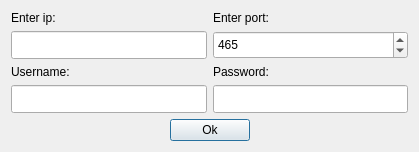
Qt form Lab4/SMTPSender/portdialog.ui (rodimov/NetworksLabs_SUT) before a commit.
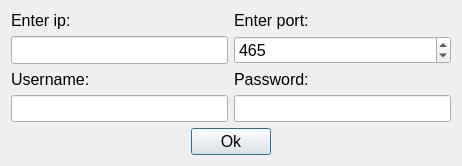
The same form after that commit.

Commit message: portdialog fonts resize

```diff
--- a/Lab4/SMTPSender/portdialog.ui
+++ b/Lab4/SMTPSender/portdialog.ui
@@ -6,8 +6,8 @@
    <rect>
     <x>0</x>
     <y>0</y>
-    <width>419</width>
-    <height>152</height>
+    <width>462</width>
+    <height>165</height>
    </rect>
   </property>
   <property name="windowTitle">
@@ -24,6 +24,11 @@
          <verstretch>0</verstretch>
         </sizepolicy>
        </property>
+       <property name="font">
+        <font>
+         <pointsize>12</pointsize>
+        </font>
+       </property>
        <property name="text">
         <string>Enter port:</string>
        </property>
@@ -37,6 +42,11 @@
          <verstretch>0</verstretch>
         </sizepolicy>
        </property>
+       <property name="font">
+        <font>
+         <pointsize>12</pointsize>
+        </font>
+       </property>
        <property name="minimum">
         <number>1</number>
        </property>
@@ -60,6 +70,11 @@
          <verstretch>0</verstretch>
         </sizepolicy>
        </property>
+       <property name="font">
+        <font>
+         <pointsize>12</pointsize>
+        </font>
+       </property>
        <property name="text">
         <string>Enter ip:</string>
        </property>
@@ -73,6 +88,11 @@
          <verstretch>0</verstretch>
         </sizepolicy>
        </property>
+       <property name="font">
+        <font>
+         <pointsize>12</pointsize>
+        </font>
+       </property>
       </widget>
      </item>
     </layout>
@@ -94,6 +114,11 @@
      </item>
      <item>
       <widget class="QPushButton" name="ok">
+       <property name="font">
+        <font>
+         <pointsize>12</pointsize>
+        </font>
+       </property>
        <property name="text">
         <string>Ok</string>
        </property>
@@ -118,6 +143,11 @@
     <layout class="QVBoxLayout" name="verticalLayout_3">
      <item>
       <widget class="QLabel" name="label_3">
+       <property name="font">
+        <font>
+         <pointsize>12</pointsize>
+        </font>
+       </property>
        <property name="text">
         <string>Username:</string>
        </property>
@@ -131,6 +161,11 @@
          <verstretch>0</verstretch>
         </sizepolicy>
        </property>
+       <property name="font">
+        <font>
+         <pointsize>12</pointsize>
+        </font>
+       </property>
       </widget>
      </item>
     </layout>
@@ -139,6 +174,11 @@
     <layout class="QVBoxLayout" name="verticalLayout_4">
      <item>
       <widget class="QLabel" name="label_4">
+       <property name="font">
+        <font>
+         <pointsize>12</pointsize>
+        </font>
+       </property>
        <property name="text">
         <string>Password:</string>
        </property>
@@ -152,6 +192,11 @@
          <verstretch>0</verstretch>
         </sizepolicy>
        </property>
+       <property name="font">
+        <font>
+         <pointsize>12</pointsize>
+        </font>
+       </property>
        <property name="echoMode">
         <enum>QLineEdit::Password</enum>
        </property>
```
The commit also changes 6 other files.
